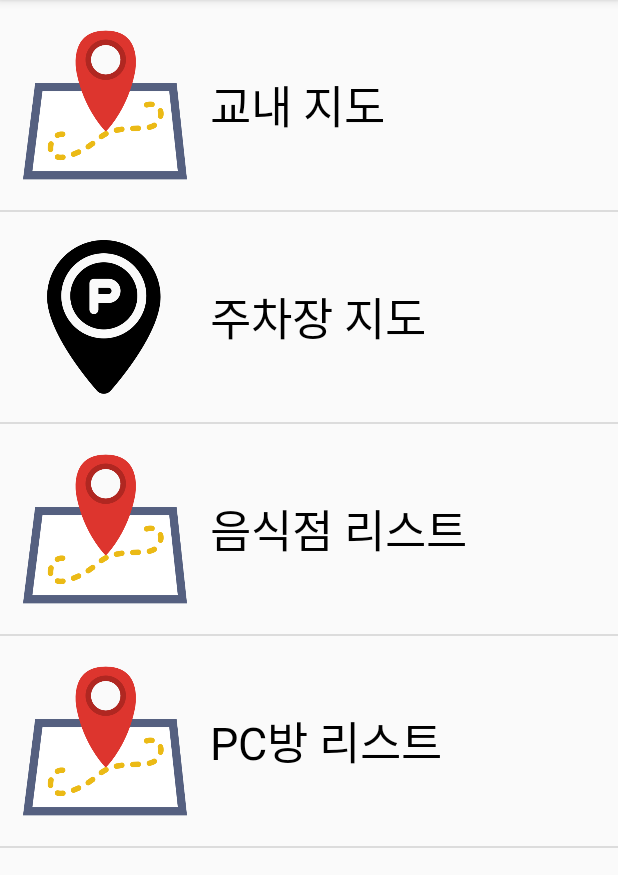
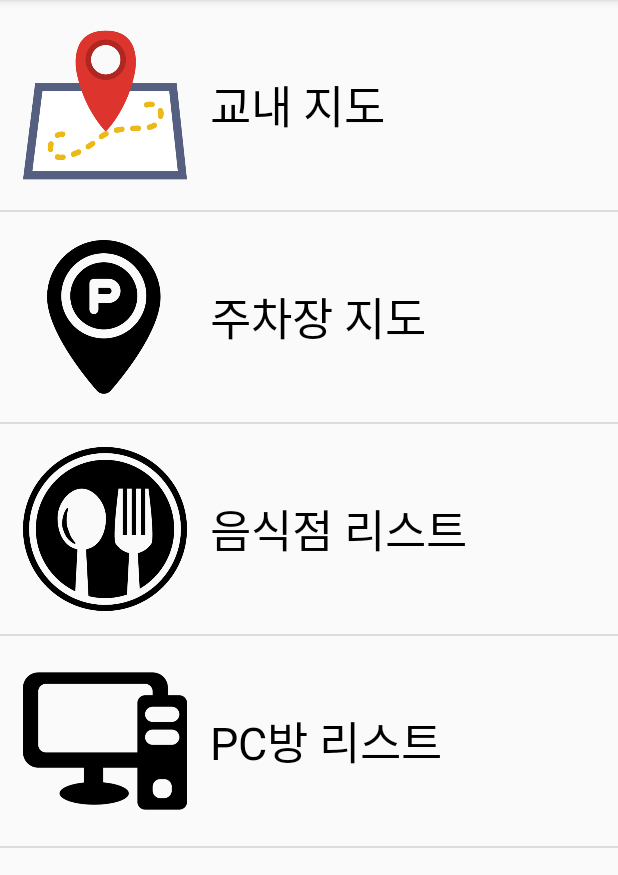
Before and after one commit to whe0107/JejuMap_App, an Android app: the screen it shows after launch (MainActivity), on a phone screen of 412 x 824 dp, the part 84-959 px from its top. Run offline under Robolectric (Android 15) with nearby library versions, the phone set to English and light mode, and no system bars.

Commit message:
이미지 추가

```diff
--- a/activitymove/app/src/main/java/com/example/activitymove/MainActivity.java
+++ b/activitymove/app/src/main/java/com/example/activitymove/MainActivity.java
@@ -27,8 +27,8 @@ public class MainActivity extends  AppCompatActivity{
 
         adapter.addItem(ContextCompat.getDrawable(this, R.drawable.map_location), "교내 지도");
         adapter.addItem(ContextCompat.getDrawable(this, R.drawable.parking_location), "주차장 지도");
-        adapter.addItem(ContextCompat.getDrawable(this, R.drawable.map_location), "음식점 리스트");
-        adapter.addItem(ContextCompat.getDrawable(this, R.drawable.map_location), "PC방 리스트");
+        adapter.addItem(ContextCompat.getDrawable(this, R.drawable.food), "음식점 리스트");
+        adapter.addItem(ContextCompat.getDrawable(this, R.drawable.computer), "PC방 리스트");
 
         listview.setOnItemClickListener(new AdapterView.OnItemClickListener() {
             @Override
```
Also changed, not shown: activitymove/app/src/main/res/drawable/computer.png (added), activitymove/app/src/main/res/drawable/food.png (added).
